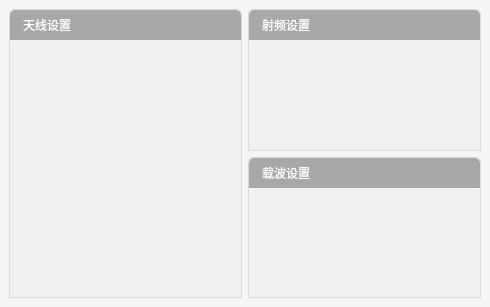
shi-jq/LINKS004-YRFID-PC-CPlus, file HTDEMO/readconfigfor6cdlg.ui: the form before one commit.
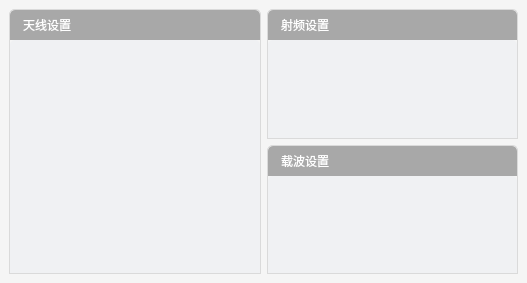
The form after the commit.

Commit message: 修改界面, 修改设置工作模式的 地址

Patch:
```diff
--- a/HTDEMO/readconfigfor6cdlg.ui
+++ b/HTDEMO/readconfigfor6cdlg.ui
@@ -6,8 +6,8 @@
    <rect>
     <x>0</x>
     <y>0</y>
-    <width>490</width>
-    <height>307</height>
+    <width>527</width>
+    <height>283</height>
    </rect>
   </property>
   <property name="windowTitle">
@@ -35,7 +35,79 @@
       <enum>QFrame::Raised</enum>
      </property>
      <layout class="QGridLayout" name="gridLayout">
+      <item row="0" column="0">
+       <widget class="QWidget" name="widget_9" native="true">
+        <property name="styleSheet">
+         <string notr="true">.QWidget
+{
+	border: 1px solid rgb(218,218,218);
+	border-top-right-radius: 5px;
+	border-top-left-radius: 5px;
+}
+</string>
+        </property>
+        <layout class="QVBoxLayout" name="verticalLayout_6">
+         <property name="spacing">
+          <number>0</number>
+         </property>
+         <property name="leftMargin">
+          <number>1</number>
+         </property>
+         <property name="topMargin">
+          <number>1</number>
+         </property>
+         <property name="rightMargin">
+          <number>1</number>
+         </property>
+         <property name="bottomMargin">
+          <number>1</number>
+         </property>
+         <item>
+          <widget class="QLabel" name="label_16">
+           <property name="minimumSize">
+            <size>
+             <width>0</width>
+             <height>30</height>
+            </size>
+           </property>
+           <property name="maximumSize">
+            <size>
+             <width>16777215</width>
+             <height>30</height>
+            </size>
+           </property>
+           <property name="styleSheet">
+            <string notr="true">font: 10pt &quot;微软雅黑&quot;;
+color: rgb(255, 255, 255);
+background-color: rgb(168, 168, 168);
+padding: 3px 3px 3px 10px;
+border: none;
+border-top-right-radius: 5px;
+border-top-left-radius: 5px;
+</string>
+           </property>
+           <property name="text">
+            <string>天线设置</string>
+           </property>
+          </widget>
+         </item>
+         <item>
+          <widget class="QWidget" name="widget_10" native="true">
+           <property name="styleSheet">
+            <string notr="true">.QWidget
+{
+	border: none;
+	background-color: rgb(240, 241, 243);
+}</string>
+           </property>
+          </widget>
+         </item>
+        </layout>
+       </widget>
+      </item>
       <item row="0" column="1">
+       <layout class="QVBoxLayout" name="verticalLayout">
+        <item>
        <widget class="QWidget" name="widget_13" native="true">
         <property name="styleSheet">
          <string notr="true">.QWidget
@@ -96,7 +168,7 @@
         </layout>
        </widget>
       </item>
-      <item row="1" column="1">
+        <item>
        <widget class="QWidget" name="widget_11" native="true">
         <property name="styleSheet">
          <string notr="true">.QWidget
@@ -157,66 +229,7 @@
         </layout>
        </widget>
       </item>
-      <item row="0" column="0" rowspan="2">
-       <widget class="QWidget" name="widget_9" native="true">
-        <property name="styleSheet">
-         <string notr="true">.QWidget
-{
-	border: 1px solid rgb(218,218,218);
-	border-top-right-radius: 5px;
-	border-top-left-radius: 5px;
-}
-</string>
-        </property>
-        <layout class="QVBoxLayout" name="verticalLayout_6">
-         <property name="spacing">
-          <number>0</number>
-         </property>
-         <property name="margin">
-          <number>1</number>
-         </property>
-         <item>
-          <widget class="QLabel" name="label_16">
-           <property name="minimumSize">
-            <size>
-             <width>0</width>
-             <height>30</height>
-            </size>
-           </property>
-           <property name="maximumSize">
-            <size>
-             <width>16777215</width>
-             <height>30</height>
-            </size>
-           </property>
-           <property name="styleSheet">
-            <string notr="true">font: 10pt &quot;微软雅黑&quot;;
-color: rgb(255, 255, 255);
-background-color: rgb(168, 168, 168);
-padding: 3px 3px 3px 10px;
-border: none;
-border-top-right-radius: 5px;
-border-top-left-radius: 5px;
-</string>
-           </property>
-           <property name="text">
-            <string>天线设置</string>
-           </property>
-          </widget>
-         </item>
-         <item>
-          <widget class="QWidget" name="widget_10" native="true">
-           <property name="styleSheet">
-            <string notr="true">.QWidget
-{
-	border: none;
-	background-color: rgb(240, 241, 243);
-}</string>
-           </property>
-          </widget>
-         </item>
-        </layout>
-       </widget>
+       </layout>
       </item>
      </layout>
      <zorder>widget_9</zorder>
```
Left out of the diff: 35 changed lines with no effect on the pictures. Lines whose indentation alone changed are shown as unchanged. The commit also changes 3 other files.
